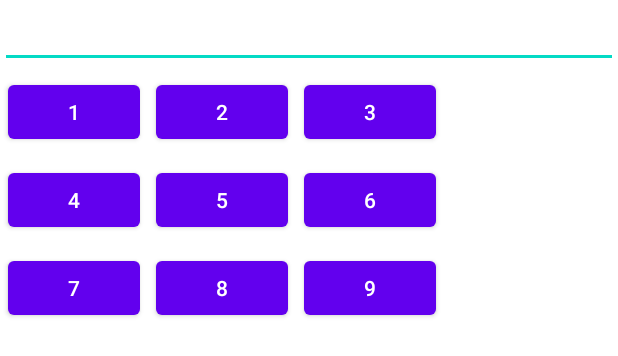
After one commit to abdultanveer/FirstCogn, an Android app: the layout calculator.xml on its own in the app's theme, with its tools: preview values and no code run, on a phone screen of 412 x 824 dp. The commit adds this screen. Shown: the top 356 px of the screen. Run offline under Robolectric (Android 15) with nearby library versions, the phone set to English and light mode, and no system bars.

Commit message:
calculator.xml

```diff
--- a/app/src/main/java/com/abdul/firstcogn/MainActivity.java
+++ b/app/src/main/java/com/abdul/firstcogn/MainActivity.java
@@ -16,7 +16,8 @@ public class MainActivity extends AppCompatActivity {
     protected void onCreate(Bundle savedInstanceState) {
         super.onCreate(savedInstanceState);
         setContentView(R.layout.activity_main); //inflation
-        nameEditText = findViewById(R.id.etName); //initialized it
+
+        nameEditText = findViewById(R.id.etName); //initialized it -- getting handle
 
 
 
@@ -29,7 +30,7 @@ public class MainActivity extends AppCompatActivity {
 
     public void clickHandler(View view) {
 
-        String value = nameEditText.getText().toString();
+        String value = nameEditText.getText().toString();   //using nameEdittext here
         Toast.makeText(this, value, Toast.LENGTH_SHORT).show();
     }
 }
--- /dev/null
+++ b/app/src/main/res/layout/calculator.xml
@@ -0,0 +1,89 @@
+<?xml version="1.0" encoding="utf-8"?>
+<LinearLayout xmlns:android="http://schemas.android.com/apk/res/android"
+    android:orientation="vertical"
+    android:layout_width="match_parent"
+    android:layout_height="match_parent">
+
+    <EditText
+        android:id="@+id/editTextNumberSigned"
+        android:layout_width="match_parent"
+        android:layout_height="wrap_content"
+        android:ems="10"
+        android:inputType="numberSigned" />
+
+    <LinearLayout
+        android:layout_width="match_parent"
+        android:layout_height="wrap_content"
+        android:orientation="horizontal">
+
+        <Button
+            android:id="@+id/button2"
+            android:layout_margin="5dp"
+            android:layout_width="wrap_content"
+            android:layout_height="wrap_content"
+            android:text="1" />
+        <Button
+            android:id="@+id/button3"
+            android:layout_margin="5dp"
+            android:layout_width="wrap_content"
+            android:layout_height="wrap_content"
+            android:text="2" />
+        <Button
+        android:id="@+id/button4"
+            android:layout_margin="5dp"
+        android:layout_width="wrap_content"
+        android:layout_height="wrap_content"
+        android:text="3" />
+    </LinearLayout>
+
+    <LinearLayout
+        android:layout_width="match_parent"
+        android:layout_height="wrap_content"
+        android:orientation="horizontal">
+
+        <Button
+            android:id="@+id/button5"
+            android:layout_margin="5dp"
+            android:layout_width="wrap_content"
+            android:layout_height="wrap_content"
+            android:text="4" />
+        <Button
+            android:id="@+id/button6"
+            android:layout_margin="5dp"
+            android:layout_width="wrap_content"
+            android:layout_height="wrap_content"
+            android:text="5" />
+        <Button
+            android:id="@+id/button7"
+            android:layout_margin="5dp"
+            android:layout_width="wrap_content"
+            android:layout_height="wrap_content"
+            android:text="6" />
+    </LinearLayout>
+
+    <LinearLayout
+        android:layout_width="match_parent"
+        android:layout_height="wrap_content"
+        android:orientation="horizontal">
+
+        <Button
+            android:id="@+id/button8"
+            android:layout_margin="5dp"
+            android:layout_width="wrap_content"
+            android:layout_height="wrap_content"
+            android:text="7" />
+        <Button
+            android:id="@+id/button9"
+            android:layout_margin="5dp"
+            android:layout_width="wrap_content"
+            android:layout_height="wrap_content"
+            android:text="8" />
+        <Button
+            android:id="@+id/button10"
+            android:layout_margin="5dp"
+            android:layout_width="wrap_content"
+            android:layout_height="wrap_content"
+            android:text="9" />
+    </LinearLayout>
+
+</LinearLayout>
```
